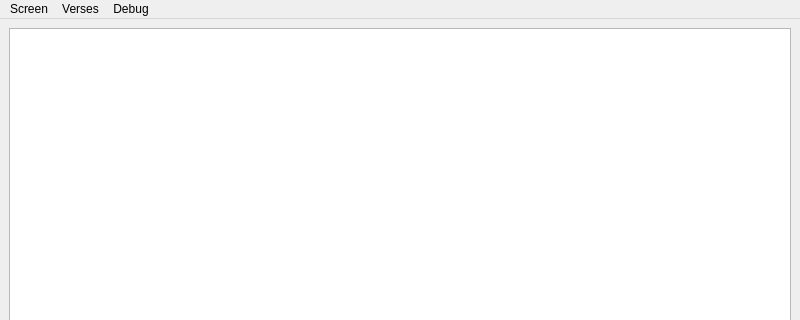
Old version of the form dataentry.ui in the repository deadlytoah/mvp; both pictures show x 0 to 800 and y 0 to 320 of the 800 by 600 pixel window.
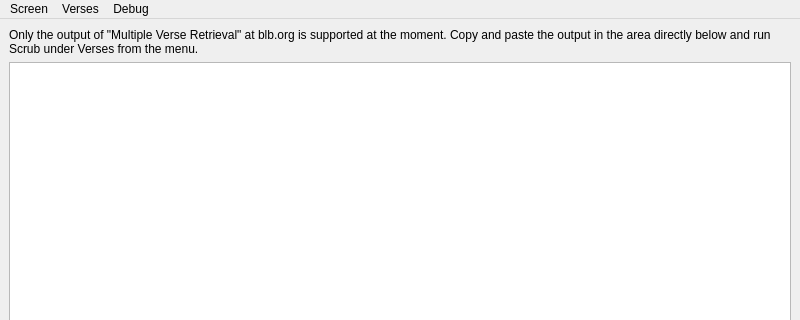
New version of the form.

Commit message: Write some guide in the data entry form.

```diff
--- a/dataentry.ui
+++ b/dataentry.ui
@@ -15,6 +15,16 @@
   </property>
   <widget class="QWidget" name="centralwidget">
    <layout class="QVBoxLayout" name="verticalLayout">
+    <item>
+     <widget class="QLabel" name="label_4">
+      <property name="text">
+       <string>&lt;html&gt;&lt;head/&gt;&lt;body&gt;&lt;p&gt;Only the output of &amp;quot;Multiple Verse Retrieval&amp;quot; at blb.org is supported at the moment. Copy and paste the output in the area directly below and run Scrub under Verses from the menu.&lt;/p&gt;&lt;/body&gt;&lt;/html&gt;</string>
+      </property>
+      <property name="wordWrap">
+       <bool>true</bool>
+      </property>
+     </widget>
+    </item>
     <item>
      <widget class="QPlainTextEdit" name="textedit_verses"/>
     </item>
```
